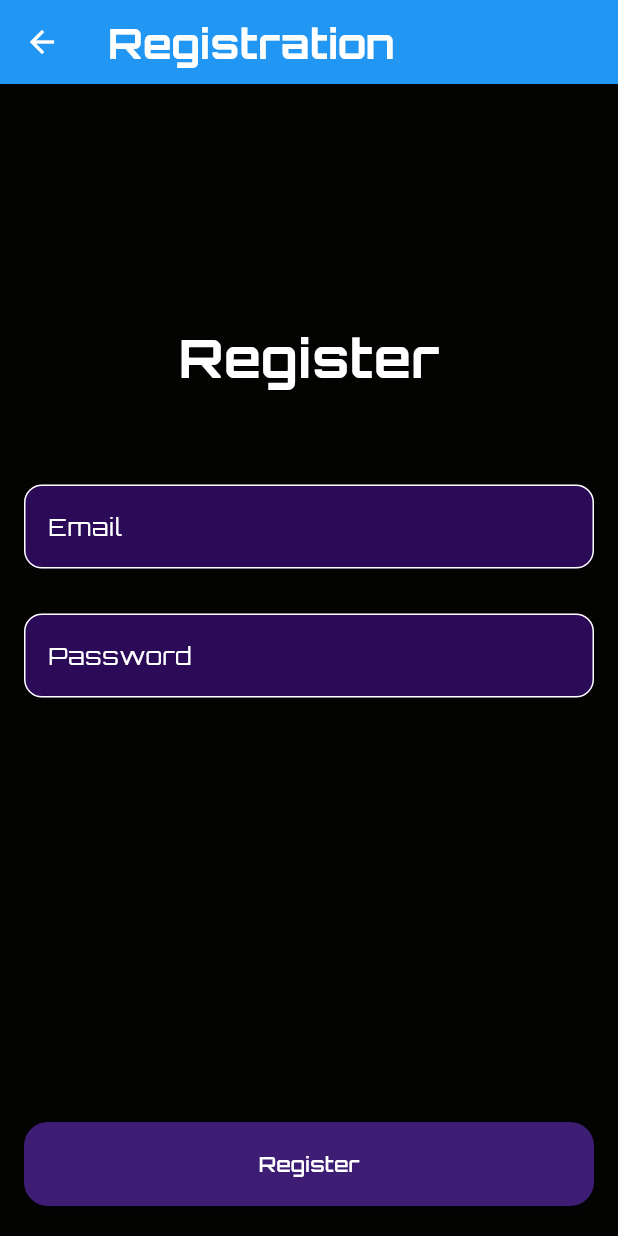
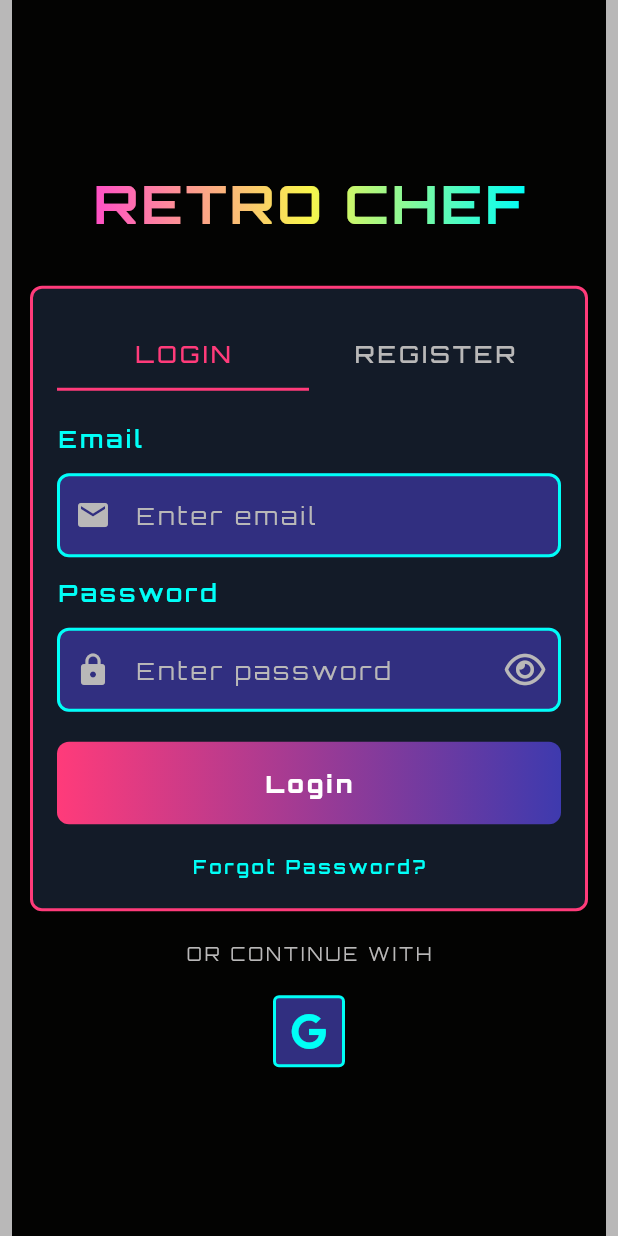
Before and after one commit to Shadowsvg/retro_chef, a Flutter app: the RegistrationPage screen opened directly, on a phone screen of 412 x 824 dp. Run offline on Flutter 3.47's test engine with Material 3 defaults, Android fonts, the phone set to English and light mode, and no system bars; our stand-ins replace firebase_auth, firebase_core, font_awesome_flutter; accounts and stored records are empty.

Commit message:
added widgets and new icons

```diff
--- a/lib/main.dart
+++ b/lib/main.dart
@@ -3,6 +3,9 @@ import 'package:firebase_core/firebase_core.dart';
 import 'package:retro_chef/pages/splash.dart';
 import 'package:retro_chef/utils/theme/theme.dart';
 import 'firebase_options.dart';
+
+
+// API KEY = AIzaSyDJJR_RtACpdFdB9tXY4pGqz-6C0O75ecI
 
 void main() async {
   WidgetsFlutterBinding.ensureInitialized();
--- a/lib/pages/home_page.dart
+++ b/lib/pages/home_page.dart
@@ -19,8 +19,8 @@ class HomePage extends StatelessWidget {
           ),
         );
       }
-    } on FirebaseAuthException catch (e) {
-      print('Exception while logout : $e');
+    } on FirebaseAuthException {
+      // handle exception
     }
   }
 
--- a/lib/pages/registration_page.dart
+++ b/lib/pages/registration_page.dart
@@ -1,7 +1,9 @@
-import 'package:firebase_auth/firebase_auth.dart';
 import 'package:flutter/material.dart';
-import 'package:retro_chef/auth_service.dart';
-import 'package:retro_chef/pages/home_page.dart';
+import 'package:font_awesome_flutter/font_awesome_flutter.dart';
+import 'package:retro_chef/pages/tabs/login_tab.dart';
+import 'package:retro_chef/pages/tabs/register_tab.dart';
+import 'package:retro_chef/utils/constants/retro_colors.dart';
+import 'package:retro_chef/utils/widgets/gradient_text.dart';
 
 class RegistrationPage extends StatefulWidget {
   const RegistrationPage({super.key});
@@ -10,109 +12,193 @@ class RegistrationPage extends StatefulWidget {
   State<RegistrationPage> createState() => _RegistrationPageState();
 }
 
-class _RegistrationPageState extends State<RegistrationPage> {
-  TextEditingController emailController = TextEditingController();
-  TextEditingController passwordController = TextEditingController();
-  final GlobalKey<FormState> _formKey = GlobalKey<FormState>();
-  String firebaseError = '';
-
-  Future<void> register(final BuildContext context) async {
-    try {
-      await authService.value.createAccount(
-        email: emailController.text,
-        password: passwordController.text,
-      );
-      firebaseError = '';
-      if (context.mounted) {
-        Navigator.push(
-          context,
-          MaterialPageRoute(
-            builder: (context) {
-              return HomePage();
-            },
-          ),
-        );
-      }
-    } on FirebaseAuthException catch (e) {
-      setState(() {
-        firebaseError = e.message ?? 'Something went wrong';
-      });
-    }
+class _RegistrationPageState extends State<RegistrationPage>
+    with SingleTickerProviderStateMixin {
+  late TabController tabController;
+  int _tabIndex = 0;
+  @override
+  void initState() {
+    super.initState();
+    tabController = TabController(length: 2, vsync: this);
   }
 
+  // Future<void> register(final BuildContext context) async {
+  //   try {
+  //     await authService.value.createAccount(
+  //       email: emailController.text,
+  //       password: passwordController.text,
+  //     );
+  //     firebaseError = '';
+  //     if (context.mounted) {
+  //       Navigator.push(
+  //         context,
+  //         MaterialPageRoute(
+  //           builder: (context) {
+  //             return HomePage();
+  //           },
+  //         ),
+  //       );
+  //     }
+  //   } on FirebaseAuthException catch (e) {
+  //     setState(() {
+  //       firebaseError = e.message ?? 'Something went wrong';
+  //     });
+  //   }
+  // }
 
   @override
   Widget build(BuildContext context) {
     return Scaffold(
-      appBar: AppBar(
-        title: const Text('Registration'),
-        backgroundColor: Colors.blue,
-      ),
-      bottomNavigationBar: Padding(
-        padding: EdgeInsetsGeometry.symmetric(horizontal: 16, vertical: 20),
-        child: FloatingActionButton(
-          onPressed: () {
-            if (_formKey.currentState!.validate()) {
-              _formKey.currentState!.save();
-              register(context);
-            }
-          },
-          child: const Text('Register'),
+      body: Container(
+        padding: EdgeInsets.symmetric(horizontal: 12),
+        decoration: BoxDecoration(
+          border: Border.symmetric(
+            vertical: BorderSide(color: RetroColors.grayShade, width: 8),
           ),
         ),
-      body: Padding(
-        padding: EdgeInsetsGeometry.all(16),
+        child: Center(
+          child: SingleChildScrollView(
             child: Column(
+              mainAxisAlignment: MainAxisAlignment.center,
+              mainAxisSize: MainAxisSize.min,
               children: [
-            SizedBox(height: 140),
-            Text(
-              'Register',
-              style: TextStyle(fontSize: 36, fontWeight: FontWeight.bold),
+                GradientText(
+                  text: 'RETRO CHEF',
+                  gradient: LinearGradient(
+                    colors: [
+                      RetroColors.accentStart,
+                      RetroColors.highlight,
+                      RetroColors.secondary,
+                    ],
                   ),
-            SizedBox(height: 60),
-            Form(
-              key: _formKey,
+                  style: Theme.of(context).textTheme.headlineMedium,
+                ),
+                SizedBox(height: 32),
+                Container(
+                  padding: EdgeInsets.symmetric(horizontal: 16, vertical: 20),
+                  decoration: BoxDecoration(
+                    color: RetroColors.containerBackground,
+                    border: Border.all(color: RetroColors.pinkRed, width: 2),
+                    borderRadius: BorderRadius.circular(8),
+                  ),
                   child: Column(
+                    mainAxisSize: MainAxisSize.min,
                     children: [
-                  TextFormField(
-                    controller: emailController,
-                    decoration: InputDecoration(label: const Text('Email')),
-                    validator: (value) {
-                      if (value == null || value.trim().isEmpty) {
-                        return 'Enter Something';
-                      }
-                      return null;
+                      TabBar(
+                        controller: tabController,
+                        indicatorColor: RetroColors.pinkRed,
+                        indicatorSize: TabBarIndicatorSize.tab,
+                        labelColor: RetroColors.pinkRed,
+                        labelStyle: Theme.of(context).textTheme.labelLarge
+                            ?.copyWith(
+                              color: RetroColors.pinkRed,
+                              fontWeight: FontWeight.w500,
+                            ),
+                        unselectedLabelColor: RetroColors.grayShade,
+                        dividerColor: Colors.transparent,
+                        onTap: (index) {
+                          setState(() {
+                            _tabIndex = index;
+                          });
                         },
+                        tabs: [
+                          Tab(text: 'LOGIN'),
+                          Tab(text: 'REGISTER'),
+                        ],
                       ),
-                  SizedBox(height: 30),
-                  TextFormField(
-                    controller: passwordController,
-                    decoration: InputDecoration(label: const Text('Password')),
-                    validator: (value) {
-                      if (value == null || value.trim().isEmpty) {
-                        return 'Enter Something';
-                      }
-                      return null;
-                    },
-                  ),
-                  SizedBox(height: 10),
-                  Text(
-                    firebaseError,
-                    style: TextStyle(color: Colors.redAccent),
+                      SizedBox(height: 20),
+                      AnimatedSize(
+                        duration: const Duration(milliseconds: 300),
+                        child: _tabIndex == 0 ? LoginTab() : RegisterTab(),
                       ),
                     ],
+                  ),
+                ),
+                SizedBox(height: 20),
+                Text(
+                  'OR CONTINUE WITH',
+                  style: Theme.of(context).textTheme.labelMedium?.copyWith(
+                    color: RetroColors.grayShade,
+                  ),
+                ),
+                SizedBox(height: 20),
+                GestureDetector(
+                  onTap: () {},
+                  child: Container(
+                    padding: EdgeInsets.all(10),
+                    decoration: BoxDecoration(
+                      color: RetroColors.textFieldBackground,
+                      border: Border.all(
+                        color: RetroColors.secondary,
+                        width: 2,
+                      ),
+                      borderRadius: BorderRadius.all(Radius.circular(4)),
+                    ),
+                    child: Icon(
+                      FontAwesomeIcons.google,
+                      color: RetroColors.secondary,
+                    ),
                   ),
                 ),
               ],
             ),
           ),
+        ),
+      ),
     );
+    // Scaffold(
+    //   body: Padding(
+    //     padding: EdgeInsetsGeometry.all(16),
+    //     child: Column(
+    //       children: [
+    //         SizedBox(height: 140),
+    //         Text(
+    //           'Register',
+    //           style: TextStyle(fontSize: 36, fontWeight: FontWeight.bold),
+    //         ),
+    //         SizedBox(height: 60),
+    //         Form(
+    //           key: _formKey,
+    //           child: Column(
+    //             children: [
+    //               TextFormField(
+    //                 controller: emailController,
+    //                 decoration: InputDecoration(label: const Text('Email')),
+    //                 validator: (value) {
+    //                   if (value == null || value.trim().isEmpty) {
+    //                     return 'Enter Something';
+    //                   }
+    //                   return null;
+    //                 },
+    //               ),
+    //               SizedBox(height: 30),
+    //               TextFormField(
+    //                 controller: passwordController,
+    //                 decoration: InputDecoration(label: const Text('Password')),
+    //                 validator: (value) {
+    //                   if (value == null || value.trim().isEmpty) {
+    //                     return 'Enter Something';
+    //                   }
+    //                   return null;
+    //                 },
+    //               ),
+    //               SizedBox(height: 10),
+    //               Text(
+    //                 firebaseError,
+    //                 style: TextStyle(color: Colors.redAccent),
+    //               ),
+    //             ],
+    //           ),
+    //         ),
+    //       ],
+    //     ),
+    //   ),
+    // );
   }
 
   @override
   void dispose() {
-    emailController.dispose();
-    passwordController.dispose();
+    tabController.dispose();
     super.dispose();
   }
 }
--- /dev/null
+++ b/lib/pages/tabs/login_tab.dart
@@ -0,0 +1,116 @@
+import 'package:flutter/material.dart';
+import 'package:font_awesome_flutter/font_awesome_flutter.dart';
+import 'package:retro_chef/utils/constants/retro_colors.dart';
+import 'package:retro_chef/utils/widgets/gradient_button.dart';
+import 'package:retro_chef/utils/widgets/retro_textfiled.dart';
+
+class LoginTab extends StatefulWidget {
+  const LoginTab({super.key});
+
+  @override
+  State<LoginTab> createState() => _LoginTabState();
+}
+
+class _LoginTabState extends State<LoginTab> with TickerProviderStateMixin {
+  final _emailController = TextEditingController();
+  final _passwordController = TextEditingController();
+  final _loginFormKey = GlobalKey<FormState>();
+  @override
+  Widget build(BuildContext context) {
+    return Form(
+      key: _loginFormKey,
+      child: Column(
+        mainAxisSize: MainAxisSize.min,
+        children: [
+          RetroTextfiled(
+            controller: _emailController,
+            label: 'Email',
+            hintText: 'Enter email',
+            prefixIcon: Icon(Icons.email),
+          ),
+          SizedBox(height: 12),
+          RetroTextfiled(
+            controller: _passwordController,
+            label: 'Password',
+            hintText: 'Enter password',
+            prefixIcon: Icon(Icons.lock),
+            suffixIcon: Icon(FontAwesomeIcons.eye),
+          ),
+          SizedBox(height: 20),
+          GradientButton(
+            label: 'Login',
+            onTap: () {
+              showAnimatedTopSnackBar(context, 'I am batman');
+            },
+          ),
+          SizedBox(height: 20),
+
+          Text(
+            'Forgot Password?',
+            style: Theme.of(context).textTheme.labelMedium?.copyWith(
+              color: RetroColors.secondary,
+              fontWeight: FontWeight.w600,
+            ),
+          ),
+        ],
+      ),
+    );
+  }
+
+  void showAnimatedTopSnackBar(BuildContext context, String message) {
+    final overlay = Overlay.of(context);
+
+    // Animation controller
+    final controller = AnimationController(
+      vsync: this, // Needs a TickerProvider
+      duration: const Duration(milliseconds: 300),
+    );
+
+    final animation = Tween<Offset>(
+      begin: Offset(0, -1), // Start above screen
+      end: Offset(0, 0), // Slide to its position
+    ).animate(CurvedAnimation(parent: controller, curve: Curves.easeOut));
+
+    final overlayEntry = OverlayEntry(
+      builder: (context) => Positioned(
+        top: 0,
+        left: 0,
+        right: 0,
+        child: SlideTransition(
+          position: animation,
+          child: Material(
+            color: Colors.red,
+            child: Padding(
+              padding: const EdgeInsets.only(
+                top: 48,
+                right: 16,
+                left: 16,
+                bottom: 16,
+              ),
+              child: Text(message, style: TextStyle(color: Colors.white)),
+            ),
+          ),
+        ),
+      ),
+    );
+
+    // Insert the overlay
+    overlay.insert(overlayEntry);
+    controller.forward();
+
+    // Remove after delay
+    Future.delayed(const Duration(seconds: 2), () {
+      controller.reverse().then((_) {
+        overlayEntry.remove();
+        controller.dispose();
+      });
+    });
+  }
+
+  @override
+  void dispose() {
+    _emailController.dispose();
+    _passwordController.dispose();
+    super.dispose();
+  }
+}
--- a/lib/utils/constants/retro_colors.dart
+++ b/lib/utils/constants/retro_colors.dart
@@ -4,11 +4,20 @@ class RetroColors {
   static const Color primary = Color(0xFF3E1D74); // Deep Violet
   static const Color secondary = Color(0xFF00FFF7); // Neon Cyan
   static const Color accentStart = Color(0xFFFF4EC7); // Pink Gradient Start
-  static const Color accentEnd = Color(0xFF6F4FF2); // Purple Gradient End
+  static const Color textFieldBackground = Color(0xFF312f80);
+  static const Color accentEnd = Color(0xFF3e3aae); // Purple Gradient End
   static const Color background = Color(0xff030302); // Dark Background
   static const Color highlight = Color(0xFFF9F54B); // Neon Yellow
   static const Color white = Colors.white;
   static const Color pinkRed = Color(0xFFFF3B7A); // Mic Icon
   static const Color suggestionBox = Color(0xFF2B0A57); // Prompt Suggestion Box
   static const Color grayShade = Color(0xFFB9B8B8);
+  static const Color containerBackground = Color(0xff131b28);
+  static const Color error = Colors.red;
+  static const Color errorNote = Color(0xff811F1F);
+  static const Color errorNoteBorder = Color(0xffE13F40);
+
+  // error note color: #811F1F
+  // error note border : #E13F40
+
 }
--- a/lib/utils/theme/custom_themes/text_theme.dart
+++ b/lib/utils/theme/custom_themes/text_theme.dart
@@ -10,12 +10,14 @@ class RetroTextTheme {
       fontSize: 40,
       fontWeight: FontWeight.bold,
       color: RetroColors.white,
+      letterSpacing: 2,
     ),
-    // headlineMedium: TextStyle().copyWith(
-    //   fontSize: 36,
-    //   fontWeight: FontWeight.w700,
-    //   color: RetroColors.white,
-    // ),
+    headlineMedium: TextStyle().copyWith(
+      fontSize: 36,
+      fontWeight: FontWeight.w700,
+      color: RetroColors.white,
+      letterSpacing: 2,
+    ),
     // headlineSmall: TextStyle().copyWith(
     //   fontSize: 32,
     //   fontWeight: FontWeight.w500,
@@ -27,16 +29,19 @@ class RetroTextTheme {
       fontSize: 28,
       fontWeight: FontWeight.bold,
       color: RetroColors.white,
+      letterSpacing: 2,
     ),
     titleMedium: TextStyle().copyWith(
       fontSize: 24,
       fontWeight: FontWeight.w700,
       color: RetroColors.white,
+      letterSpacing: 2,
     ),
     titleSmall: TextStyle().copyWith(
       fontSize: 20,
       fontWeight: FontWeight.w500,
       color: RetroColors.white,
+      letterSpacing: 2,
     ),
 
     // detailed descriptive text
@@ -48,24 +53,28 @@ class RetroTextTheme {
     bodyMedium: TextStyle().copyWith(
       fontSize: 16,
       fontWeight: FontWeight.w600,
+      color: RetroColors.secondary,
+      letterSpacing: 2,
+    ),
+    bodySmall: TextStyle().copyWith(
+      fontSize: 14,
+      fontWeight: FontWeight.w500,
       color: RetroColors.white,
+      letterSpacing: 2,
     ),
-    // bodySmall: TextStyle().copyWith(
-    //   fontSize: 24,
-    //   fontWeight: FontWeight.w500,
-    //   color: RetroColors.white,
-    // ),
 
     // short or helper text like buttons, tabs, chips.
-    // labelLarge: TextStyle().copyWith(
-    //   fontSize: 32,
-    //   fontWeight: FontWeight.bold,
-    //   color: RetroColors.white,
-    // ),
+    labelLarge: TextStyle().copyWith(
+      fontSize: 16,
+      fontWeight: FontWeight.w900,
+      color: RetroColors.white,
+      letterSpacing: 2,
+    ),
     labelMedium: TextStyle().copyWith(
       fontSize: 12,
       fontWeight: FontWeight.normal,
       color: RetroColors.white,
+      letterSpacing: 2,
     ),
     // labelSmall: TextStyle().copyWith(
     //   fontSize: 24,
--- a/lib/utils/theme/theme.dart
+++ b/lib/utils/theme/theme.dart
@@ -35,18 +35,5 @@ class RetroTheme {
       style: TextButton.styleFrom(foregroundColor: RetroColors.secondary),
     ),
     textTheme: RetroTextTheme.darkTextTheme,
-    inputDecorationTheme: InputDecorationTheme(
-      filled: true,
-      fillColor: RetroColors.suggestionBox,
-      border: OutlineInputBorder(
-        borderRadius: BorderRadius.circular(12),
-        borderSide: const BorderSide(color: RetroColors.secondary),
-      ),
-      focusedBorder: OutlineInputBorder(
-        borderRadius: BorderRadius.circular(12),
-        borderSide: const BorderSide(color: RetroColors.accentEnd),
-      ),
-      hintStyle: const TextStyle(color: Colors.white70),
-    ),
   );
 }
--- /dev/null
+++ b/lib/utils/widgets/gradient_button.dart
@@ -0,0 +1,27 @@
+import 'package:flutter/material.dart';
+import 'package:retro_chef/utils/constants/retro_colors.dart';
+
+class GradientButton extends StatelessWidget {
+  final String label;
+  final VoidCallback onTap;
+  const GradientButton({super.key, required this.label, required this.onTap});
+
+  @override
+  Widget build(BuildContext context) {
+    return GestureDetector(
+      onTap: onTap,
+      child: Container(
+        padding: EdgeInsets.symmetric(vertical: 16),
+        decoration: BoxDecoration(
+          borderRadius: BorderRadius.circular(8),
+          gradient: LinearGradient(
+            colors: [RetroColors.pinkRed, RetroColors.accentEnd],
+          ),
+        ),
+        child: Center(
+          child: Text(label, style: Theme.of(context).textTheme.labelLarge),
+        ),
+      ),
+    );
+  }
+}
--- /dev/null
+++ b/lib/utils/widgets/retro_textfiled.dart
@@ -0,0 +1,67 @@
+import 'package:flutter/material.dart';
+import 'package:retro_chef/utils/constants/retro_colors.dart';
+
+class RetroTextfiled extends StatefulWidget {
+  final TextEditingController controller;
+  final String label;
+  final Widget? prefixIcon;
+  final Widget? suffixIcon;
+  final String? hintText;
+  const RetroTextfiled({
+    super.key,
+    required this.controller,
+    required this.label,
+    this.prefixIcon,
+    this.suffixIcon,
+    this.hintText,
+  });
+
+  @override
+  State<RetroTextfiled> createState() => _RetroTextfiledState();
+}
+
+class _RetroTextfiledState extends State<RetroTextfiled> {
+  @override
+  Widget build(BuildContext context) {
+    return Column(
+      crossAxisAlignment: CrossAxisAlignment.start,
+      children: [
+        Text(widget.label, style: Theme.of(context).textTheme.bodyMedium),
+        SizedBox(height: 12),
+        TextFormField(
+          controller: widget.controller,
+          cursorColor: RetroColors.white,
+          decoration: InputDecoration(
+            filled: true,
+            fillColor: RetroColors.textFieldBackground,
+            hintText: widget.hintText,
+            hintStyle: Theme.of(context).textTheme.bodyMedium?.copyWith(
+              color: RetroColors.grayShade,
+              fontWeight: FontWeight.normal,
+            ),
+            enabledBorder: OutlineInputBorder(
+              borderRadius: BorderRadius.circular(8),
+              borderSide: BorderSide(color: RetroColors.secondary, width: 2),
+            ),
+            errorBorder: OutlineInputBorder(
+              borderRadius: BorderRadius.circular(8),
+              borderSide: BorderSide(color: RetroColors.error, width: 2),
+            ),
+            disabledBorder: OutlineInputBorder(
+              borderRadius: BorderRadius.circular(8),
+              borderSide: BorderSide(color: RetroColors.grayShade, width: 2),
+            ),
+            focusedBorder: OutlineInputBorder(
+              borderRadius: BorderRadius.circular(8),
+              borderSide: BorderSide(color: RetroColors.pinkRed, width: 2),
+            ),
+            prefixIcon: widget.prefixIcon,
+            prefixIconColor: RetroColors.grayShade,
+            suffixIcon: widget.suffixIcon,
+            suffixIconColor: RetroColors.grayShade,
+          ),
+        ),
+      ],
+    );
+  }
+}
--- a/pubspec.yaml
+++ b/pubspec.yaml
@@ -36,6 +36,7 @@ dependencies:
   cupertino_icons: ^1.0.8
   firebase_core: ^3.13.1
   firebase_auth: ^5.5.4
+  font_awesome_flutter: ^10.8.0
 
 dev_dependencies:
   flutter_test:
```
Also changed, not shown: lib/pages/splash.dart (+13 -12 lines), lib/pages/tabs/register_tab.dart (added, +60 -0 lines), lib/utils/widgets/error_note.dart (added, +27 -0 lines), lib/utils/widgets/gradient_text.dart (renamed from lib/widgets/gradient_text.dart), pubspec.lock. Lines whose indentation alone changed are shown as unchanged.
